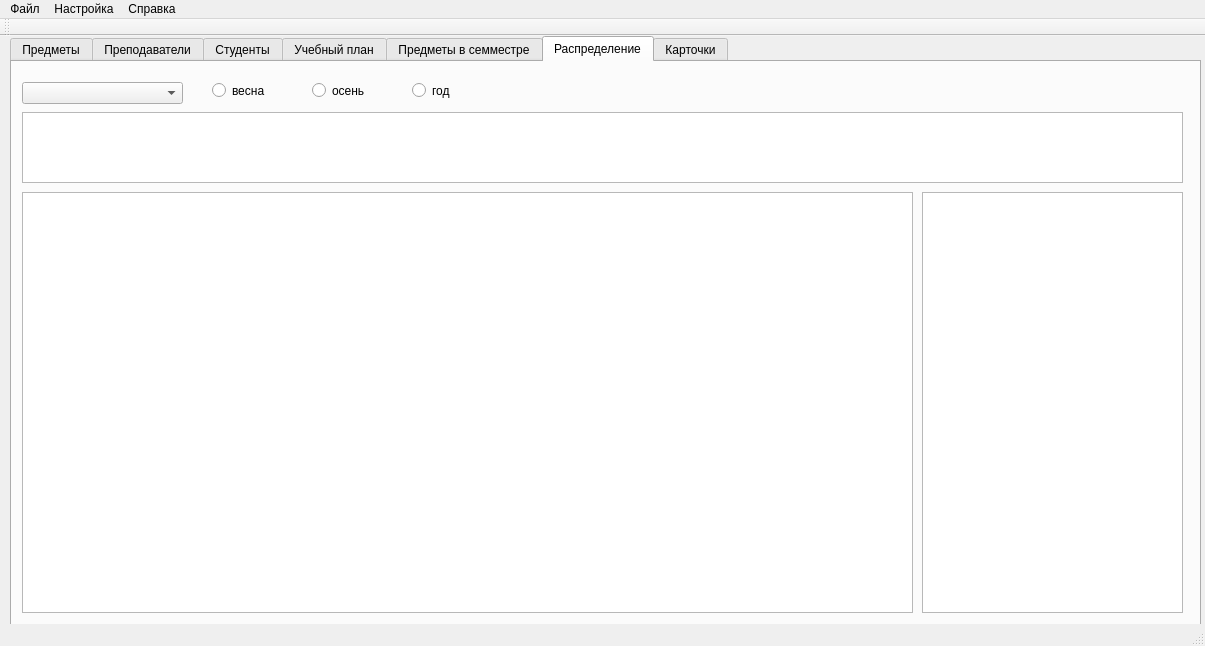
Qt form mainwindow.ui (alexeypertcev/ksu-ivt-nagruzka) before a commit.
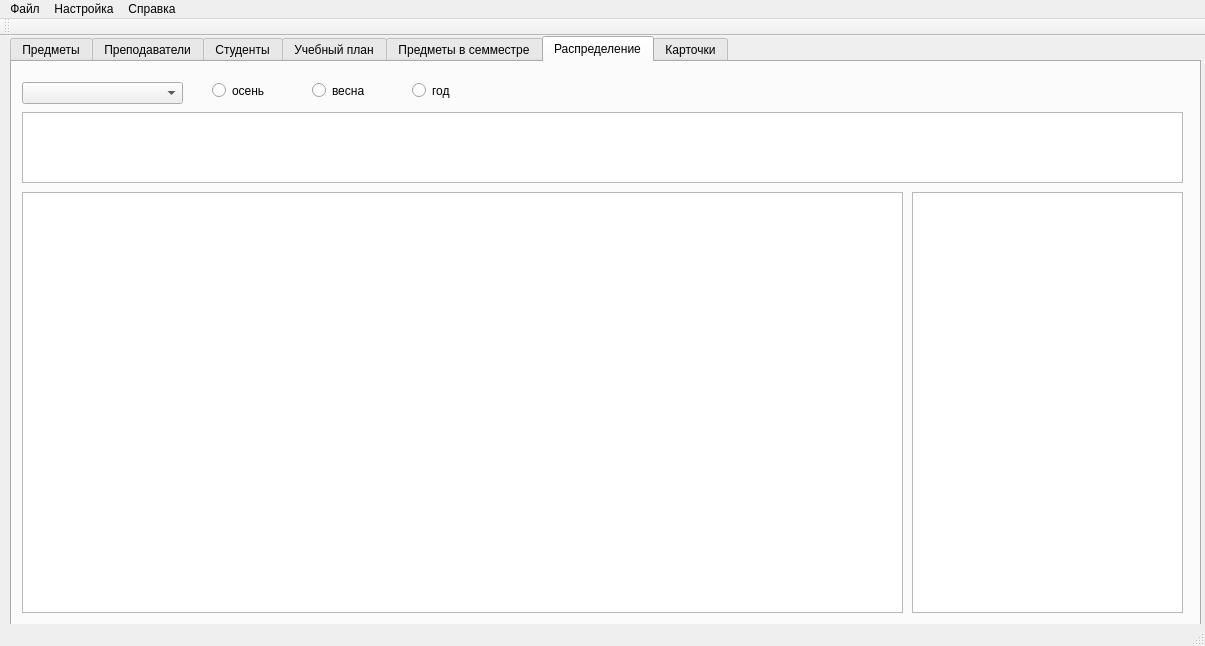
The same form after that commit. The open tabs and pages were chosen to show the change. Custom widgets are drawn as their Qt base class.

Commit message: Поправлен интерфейс

```diff
--- a/mainwindow.ui
+++ b/mainwindow.ui
@@ -350,9 +350,9 @@
      <widget class="SaveIdTableView" name="tableView_6">
       <property name="geometry">
        <rect>
-        <x>910</x>
+        <x>900</x>
         <y>130</y>
-        <width>261</width>
+        <width>271</width>
         <height>421</height>
        </rect>
       </property>
@@ -401,7 +401,7 @@
        <rect>
         <x>10</x>
         <y>130</y>
-        <width>891</width>
+        <width>881</width>
         <height>421</height>
        </rect>
       </property>
@@ -416,7 +416,7 @@
        </rect>
       </property>
       <property name="text">
-       <string>весна</string>
+       <string>осень</string>
       </property>
      </widget>
      <widget class="QRadioButton" name="radioButton_2">
@@ -429,7 +429,7 @@
        </rect>
       </property>
       <property name="text">
-       <string>осень</string>
+       <string>весна</string>
       </property>
      </widget>
      <widget class="QRadioButton" name="radioButton_3">
```
Left out of the diff: 6 changed lines with no effect on the pictures. The commit also changes 2 other files.
